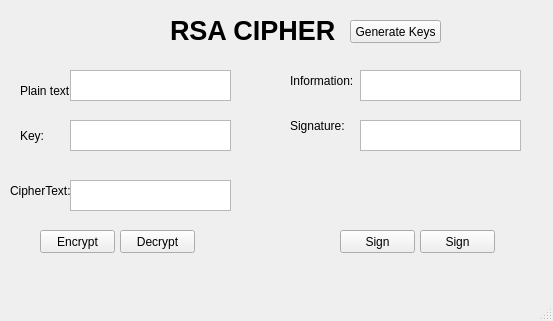
Before: the Qt Designer form LAB_03/ui/rsa.ui in nguyentrungthanh04/lab_01, drawn with Qt 5.
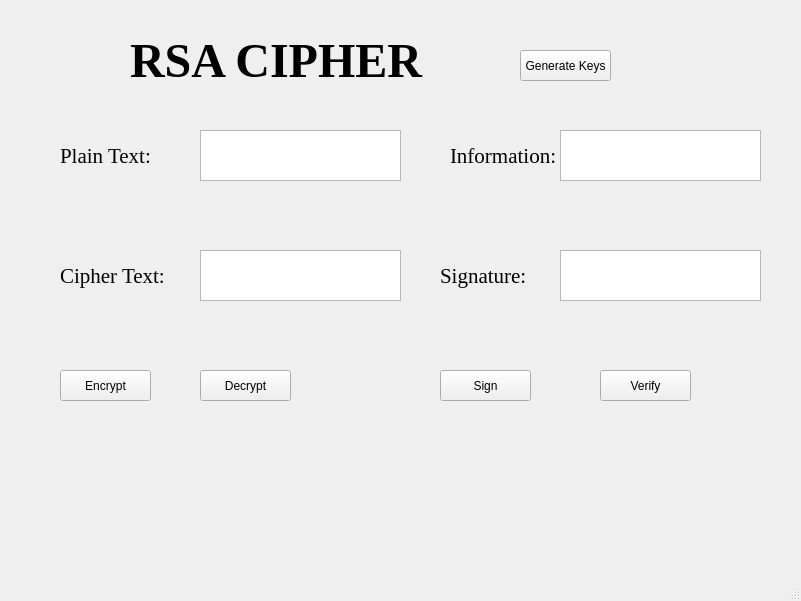
After: the same form once the commit is applied.

Patch:
```diff
--- a/LAB_03/ui/rsa.ui
+++ b/LAB_03/ui/rsa.ui
@@ -6,111 +6,27 @@
    <rect>
     <x>0</x>
     <y>0</y>
-    <width>553</width>
-    <height>321</height>
+    <width>801</width>
+    <height>601</height>
    </rect>
   </property>
   <property name="windowTitle">
    <string>MainWindow</string>
   </property>
   <widget class="QWidget" name="centralwidget">
-   <widget class="QLabel" name="label_2">
-    <property name="geometry">
-     <rect>
-      <x>20</x>
-      <y>60</y>
-      <width>91</width>
-      <height>61</height>
-     </rect>
-    </property>
-    <property name="text">
-     <string>Plain text:</string>
-    </property>
-   </widget>
-   <widget class="QLabel" name="label_3">
-    <property name="geometry">
-     <rect>
-      <x>20</x>
-      <y>110</y>
-      <width>41</width>
-      <height>51</height>
-     </rect>
-    </property>
-    <property name="text">
-     <string>Key:</string>
-    </property>
-   </widget>
-   <widget class="QLabel" name="label_4">
-    <property name="geometry">
-     <rect>
-      <x>10</x>
-      <y>160</y>
-      <width>91</width>
-      <height>61</height>
-     </rect>
-    </property>
-    <property name="text">
-     <string>CipherText:</string>
-    </property>
-   </widget>
-   <widget class="QTextEdit" name="txt_plain_text">
-    <property name="geometry">
-     <rect>
-      <x>70</x>
-      <y>70</y>
-      <width>161</width>
-      <height>31</height>
-     </rect>
-    </property>
-   </widget>
-   <widget class="QTextEdit" name="txt_key">
-    <property name="geometry">
-     <rect>
-      <x>70</x>
-      <y>120</y>
-      <width>161</width>
-      <height>31</height>
-     </rect>
-    </property>
-   </widget>
-   <widget class="QPushButton" name="btn_encrypt">
-    <property name="geometry">
-     <rect>
-      <x>40</x>
-      <y>230</y>
-      <width>75</width>
-      <height>23</height>
-     </rect>
-    </property>
-    <property name="text">
-     <string>Encrypt</string>
-    </property>
-   </widget>
-   <widget class="QPushButton" name="btn_decrypt">
-    <property name="geometry">
-     <rect>
-      <x>120</x>
-      <y>230</y>
-      <width>75</width>
-      <height>23</height>
-     </rect>
-    </property>
-    <property name="text">
-     <string>Decrypt</string>
-    </property>
-   </widget>
    <widget class="QLabel" name="label">
     <property name="geometry">
      <rect>
-      <x>170</x>
-      <y>0</y>
-      <width>171</width>
-      <height>61</height>
+      <x>130</x>
+      <y>10</y>
+      <width>321</width>
+      <height>101</height>
      </rect>
     </property>
     <property name="font">
      <font>
-      <pointsize>20</pointsize>
+      <family>Times New Roman</family>
+      <pointsize>36</pointsize>
       <weight>75</weight>
       <bold>true</bold>
      </font>
@@ -119,98 +35,184 @@
      <string>RSA CIPHER</string>
     </property>
    </widget>
-   <widget class="QPushButton" name="btn_gen_keys">
+   <widget class="QLabel" name="label_2">
     <property name="geometry">
      <rect>
-      <x>350</x>
-      <y>20</y>
-      <width>91</width>
-      <height>23</height>
+      <x>60</x>
+      <y>140</y>
+      <width>121</width>
+      <height>31</height>
      </rect>
     </property>
+    <property name="font">
+     <font>
+      <family>Times New Roman</family>
+      <pointsize>16</pointsize>
+     </font>
+    </property>
     <property name="text">
-     <string>Generate Keys</string>
+     <string>Plain Text:</string>
     </property>
    </widget>
-   <widget class="QTextEdit" name="txt_cipher_text">
+   <widget class="QLabel" name="label_3">
     <property name="geometry">
      <rect>
-      <x>70</x>
-      <y>180</y>
-      <width>161</width>
+      <x>60</x>
+      <y>260</y>
+      <width>121</width>
       <height>31</height>
      </rect>
     </property>
-   </widget>
-   <widget class="QPushButton" name="btn_sign">
-    <property name="geometry">
-     <rect>
-      <x>340</x>
-      <y>230</y>
-      <width>75</width>
-      <height>23</height>
-     </rect>
+    <property name="font">
+     <font>
+      <family>Times New Roman</family>
+      <pointsize>16</pointsize>
+     </font>
     </property>
     <property name="text">
-     <string>Sign</string>
+     <string>Cipher Text:</string>
     </property>
    </widget>
-   <widget class="QPushButton" name="btn_verify">
+   <widget class="QLabel" name="label_4">
     <property name="geometry">
      <rect>
-      <x>420</x>
-      <y>230</y>
-      <width>75</width>
-      <height>23</height>
+      <x>450</x>
+      <y>140</y>
+      <width>121</width>
+      <height>31</height>
      </rect>
     </property>
-    <property name="text">
-     <string>Sign</string>
-    </property>
-   </widget>
-   <widget class="QLabel" name="label_5">
-    <property name="geometry">
-     <rect>
-      <x>290</x>
-      <y>50</y>
-      <width>91</width>
-      <height>61</height>
-     </rect>
+    <property name="font">
+     <font>
+      <family>Times New Roman</family>
+      <pointsize>16</pointsize>
+     </font>
     </property>
     <property name="text">
      <string>Information:</string>
     </property>
    </widget>
-   <widget class="QLabel" name="label_6">
+   <widget class="QLabel" name="label_5">
     <property name="geometry">
      <rect>
-      <x>290</x>
-      <y>100</y>
-      <width>61</width>
-      <height>51</height>
+      <x>440</x>
+      <y>260</y>
+      <width>121</width>
+      <height>31</height>
      </rect>
     </property>
+    <property name="font">
+     <font>
+      <family>Times New Roman</family>
+      <pointsize>16</pointsize>
+     </font>
+    </property>
     <property name="text">
      <string>Signature:</string>
     </property>
    </widget>
-   <widget class="QTextEdit" name="Signature">
+   <widget class="QPushButton" name="btn_GenerateKey">
     <property name="geometry">
      <rect>
-      <x>360</x>
-      <y>120</y>
-      <width>161</width>
+      <x>520</x>
+      <y>50</y>
+      <width>91</width>
       <height>31</height>
      </rect>
     </property>
+    <property name="text">
+     <string>Generate Keys</string>
+    </property>
    </widget>
-   <widget class="QTextEdit" name="Information">
+   <widget class="QPushButton" name="btn_Encrypt">
     <property name="geometry">
      <rect>
-      <x>360</x>
-      <y>70</y>
-      <width>161</width>
+      <x>60</x>
+      <y>370</y>
+      <width>91</width>
       <height>31</height>
+     </rect>
+    </property>
+    <property name="text">
+     <string>Encrypt</string>
+    </property>
+   </widget>
+   <widget class="QPushButton" name="btn_Decrypt">
+    <property name="geometry">
+     <rect>
+      <x>200</x>
+      <y>370</y>
+      <width>91</width>
+      <height>31</height>
+     </rect>
+    </property>
+    <property name="text">
+     <string>Decrypt</string>
+    </property>
+   </widget>
+   <widget class="QPushButton" name="btn_Sign">
+    <property name="geometry">
+     <rect>
+      <x>440</x>
+      <y>370</y>
+      <width>91</width>
+      <height>31</height>
+     </rect>
+    </property>
+    <property name="text">
+     <string>Sign</string>
+    </property>
+   </widget>
+   <widget class="QPushButton" name="btn_Verify">
+    <property name="geometry">
+     <rect>
+      <x>600</x>
+      <y>370</y>
+      <width>91</width>
+      <height>31</height>
+     </rect>
+    </property>
+    <property name="text">
+     <string>Verify</string>
+    </property>
+   </widget>
+   <widget class="QTextEdit" name="txt_PlainText">
+    <property name="geometry">
+     <rect>
+      <x>200</x>
+      <y>130</y>
+      <width>201</width>
+      <height>51</height>
+     </rect>
+    </property>
+   </widget>
+   <widget class="QTextEdit" name="txt_CipherText">
+    <property name="geometry">
+     <rect>
+      <x>200</x>
+      <y>250</y>
+      <width>201</width>
+      <height>51</height>
+     </rect>
+    </property>
+   </widget>
+   <widget class="QTextEdit" name="txt_Informatin">
+    <property name="geometry">
+     <rect>
+      <x>560</x>
+      <y>130</y>
+      <width>201</width>
+      <height>51</height>
+     </rect>
+    </property>
+   </widget>
+   <widget class="QTextEdit" name="txt_Signature">
+    <property name="geometry">
+     <rect>
+      <x>560</x>
+      <y>250</y>
+      <width>201</width>
+      <height>51</height>
      </rect>
     </property>
    </widget>
```
Left out of the diff: 8 changed lines with no effect on the pictures.
